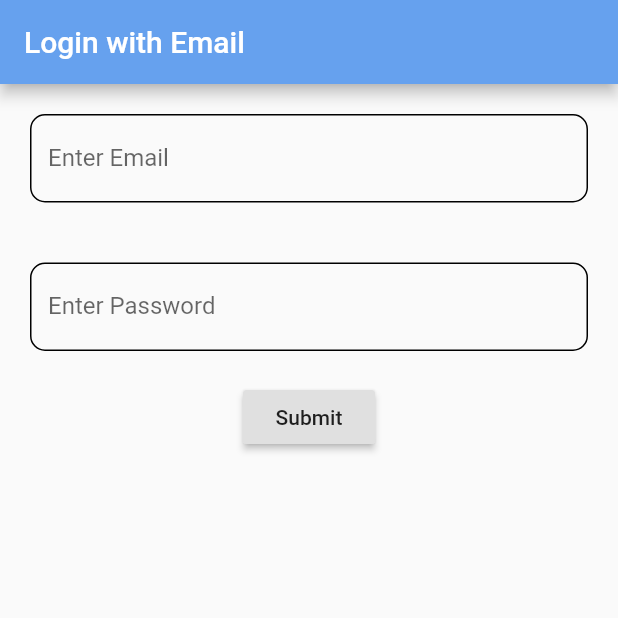
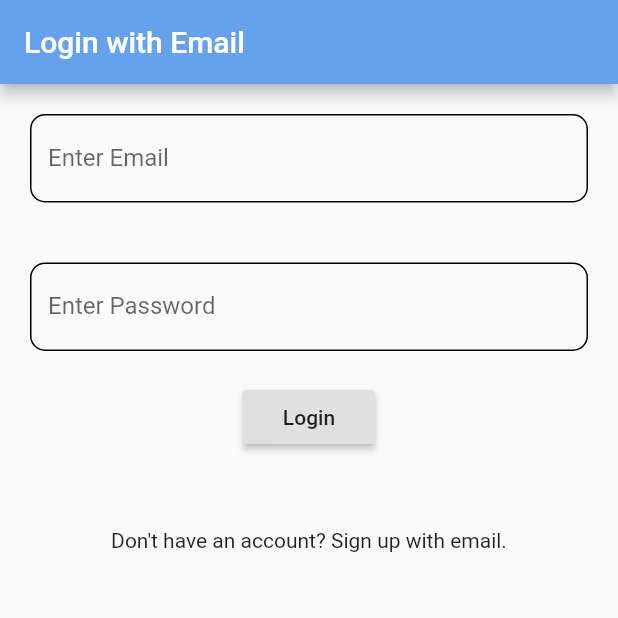
Before and after one commit to ericadu/minifridge, a Flutter app: the screen it shows after launch, on a phone screen of 412 x 824 dp, the top half of it. Run offline on Flutter 3.47's test engine with Material 2 defaults, Android fonts, the phone set to English and light mode, and no system bars; our stand-ins replace cloud_firestore, firebase_analytics, firebase_auth, yaml; accounts and stored records are empty.

Commit message:
Sign up and drawer.

```diff
--- a/minifridge_app/lib/main.dart
+++ b/minifridge_app/lib/main.dart
@@ -2,7 +2,6 @@ import 'package:flutter/material.dart';
 import 'package:minifridge_app/screens/landing.dart';
 import 'package:minifridge_app/screens/login.dart';
 import 'package:minifridge_app/screens/home.dart';
-import 'package:minifridge_app/screens/register.dart';
 import 'package:minifridge_app/screens/signup.dart';
 import 'package:minifridge_app/services/firebase_analytics.dart';
 import 'package:minifridge_app/theme.dart';
@@ -24,7 +23,6 @@ class MyApp extends StatelessWidget {
       routes: <String, WidgetBuilder> {
         HomePage.routeName: (BuildContext context) => HomePage(),
         LoginPage.routeName: (BuildContext context) => LoginPage(),
-        RegisterPage.routeName: (BuildContext context) => RegisterPage(),
         SignupPage.routeName: (BuildContext context) => SignupPage(),
       },
     );
--- a/minifridge_app/lib/screens/landing.dart
+++ b/minifridge_app/lib/screens/landing.dart
@@ -1,6 +1,7 @@
 import 'package:flutter/material.dart';
 import 'package:minifridge_app/screens/home.dart';
 import 'package:minifridge_app/screens/login.dart';
+import 'package:minifridge_app/screens/signup.dart';
 import 'package:minifridge_app/view/user_notifier.dart';
 import 'package:provider/provider.dart';
 
@@ -19,6 +20,10 @@ class LandingPage extends StatelessWidget {
             case Status.Unauthenticated:
             case Status.Authenticating:
               return LoginPage();
+            case Status.NewAccount:
+            case Status.SigningUp:
+            case Status.FailedSignup:
+              return SignupPage();
             case Status.Authenticated:
               return HomePage(user: user.user);
             case Status.Uninitialized:
--- a/minifridge_app/lib/screens/login.dart
+++ b/minifridge_app/lib/screens/login.dart
@@ -97,8 +97,15 @@ class _LoginPageState extends State<LoginPage> {
                       analytics.logLogin();
                     }
                   },
-                  child: Text('Submit'),
-                )
+                  child: Text('Login'),
+                ),
+            Padding(
+              padding: EdgeInsets.all(50.0),
+              child: new InkWell(
+                child: new Text("Don't have an account? Sign up with email."),
+                onTap: () => user.newUser()
+              )
+            ),
           ])
         )
       )
--- a/minifridge_app/lib/view/user_notifier.dart
+++ b/minifridge_app/lib/view/user_notifier.dart
@@ -1,7 +1,15 @@
 import 'package:firebase_auth/firebase_auth.dart';
 import 'package:flutter/material.dart';
 
-enum Status { Uninitialized, Authenticated, Authenticating, Unauthenticated }
+enum Status {
+  Uninitialized,
+  Authenticated,
+  Authenticating,
+  Unauthenticated,
+  NewAccount,
+  SigningUp,
+  FailedSignup
+}
 
 class UserNotifier with ChangeNotifier {
   FirebaseAuth _auth;
@@ -28,6 +36,29 @@ class UserNotifier with ChangeNotifier {
     }
   }
 
+  void newUser() {
+    _status = Status.NewAccount;
+    notifyListeners();
+  }
+
+  void existingUser() {
+    _status = Status.Unauthenticated;
+    notifyListeners();
+  }
+
+  Future<bool> signUp(String email, String password) async {
+    try {
+      _status = Status.SigningUp;
+      notifyListeners();
+      await _auth.createUserWithEmailAndPassword(email: email, password: password);
+      return true;
+    } catch (e) {
+      _status = Status.FailedSignup;
+      notifyListeners();
+      return false;
+    }
+  }
+
   Future signOut() async {
     _auth.signOut();
     _status = Status.Unauthenticated;
--- a/minifridge_app/pubspec.yaml
+++ b/minifridge_app/pubspec.yaml
@@ -28,8 +28,8 @@ dependencies:
   firebase_analytics: ^5.0.15
   firebase_auth: ^0.14.0+5
   firebase_database: ^3.1.1
-  flutter_signin_button: ^1.0.0
   provider: ^4.1.3
+  url_launcher: ^5.4.10
   yaml: ^2.2.1
 
   # The following adds the Cupertino Icons font to your application.
```
Also changed, not shown: minifridge_app/lib/screens/home.dart (+12 -2 lines), minifridge_app/lib/screens/register.dart (deleted, +0 -56 lines), minifridge_app/lib/screens/signup.dart (+29 -41 lines), minifridge_app/lib/widgets/home_drawer.dart (+13 -10 lines), minifridge_app/pubspec.lock, 2 other files.
